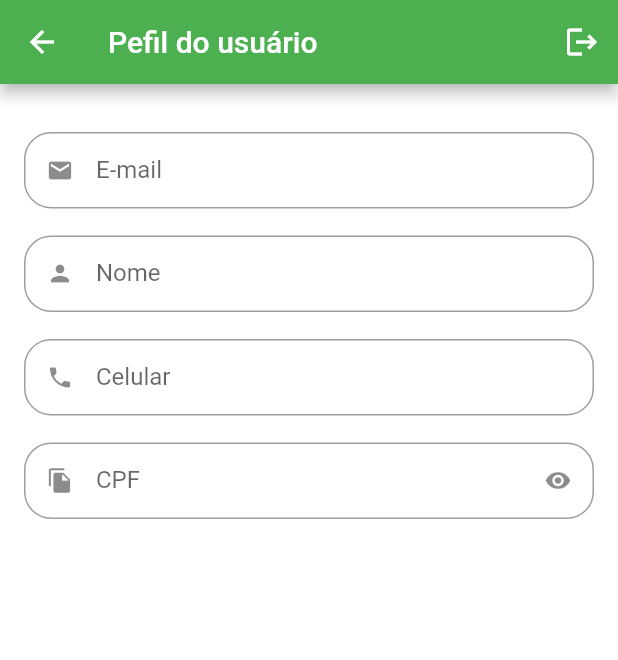
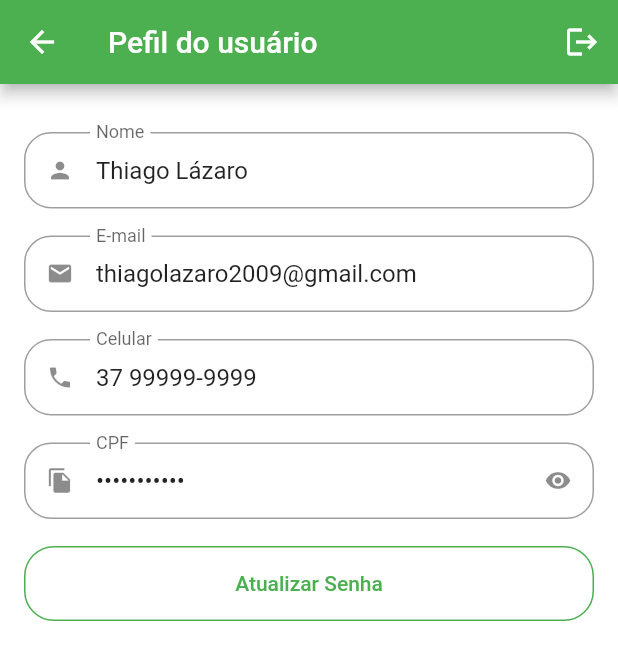
Before and after one commit to thiagolazaro/greengrocer-app-flutter, a Flutter app: the ProfileTab screen opened directly, on a phone screen of 412 x 824 dp. Shown: the top 660 px of the screen. Run offline on Flutter 3.47's test engine with Material 2 defaults, Android fonts, the phone set to English and light mode, and no system bars; our stand-ins replace animated_text_kit, badges, mask_text_input_formatter.

Commit message:
Iniciando os Campos com Dados

```diff
--- a/lib/src/config/app_data.dart
+++ b/lib/src/config/app_data.dart
@@ -90,9 +90,9 @@ List<CartItemModel> cartItems = [
 ];
 
 UserModel user = UserModel(
-  nome: 'Thiago Lázaro',
+  name: 'Thiago Lázaro',
   email: 'thiagolazaro2009@gmail.com',
-  celular: '37 99999-9999',
+  phone: '37 99999-9999',
   cpf: '99999999999',
-  senha: '',
+  password: '',
 );
--- a/lib/src/pages/common_widgets/custom_text_field.dart
+++ b/lib/src/pages/common_widgets/custom_text_field.dart
@@ -6,6 +6,8 @@ class CustomTextField extends StatefulWidget {
   final String label;
   final bool isSecret;
   final List<TextInputFormatter>? inputFormatters;
+  final String? initialValue;
+  final bool readOnly;
 
   const CustomTextField({
     Key? key,
@@ -13,6 +15,8 @@ class CustomTextField extends StatefulWidget {
     required this.label,
     this.isSecret = false,
     this.inputFormatters,
+    this.initialValue,
+    this.readOnly = false,
   }) : super(key: key);
 
   @override
@@ -24,7 +28,6 @@ class _CustomTextFieldState extends State<CustomTextField> {
 
   @override
   void initState() {
-    // TODO: implement initState
     super.initState();
 
     isObscure = widget.isSecret;
@@ -35,6 +38,8 @@ class _CustomTextFieldState extends State<CustomTextField> {
     return Padding(
       padding: const EdgeInsets.only(bottom: 18),
       child: TextFormField(
+        readOnly: widget.readOnly,
+        initialValue: widget.initialValue,
         inputFormatters: widget.inputFormatters,
         obscureText: isObscure,
         decoration: InputDecoration(
--- a/lib/src/pages/profile/profile_tab.dart
+++ b/lib/src/pages/profile/profile_tab.dart
@@ -1,5 +1,6 @@
 import 'package:flutter/material.dart';
 import 'package:greengrocer/src/pages/common_widgets/custom_text_field.dart';
+import 'package:greengrocer/src/config/app_data.dart' as appData;
 
 class ProfileTab extends StatelessWidget {
   const ProfileTab({Key? key}) : super(key: key);
@@ -23,33 +24,56 @@ class ProfileTab extends StatelessWidget {
       body: ListView(
         physics: const BouncingScrollPhysics(),
         padding: const EdgeInsets.fromLTRB(16, 32, 16, 16),
-        children: const [
+        children: [
+          // Nome
+          CustomTextField(
+            readOnly: true,
+            initialValue: appData.user.name,
+            icon: Icons.person,
+            label: 'Nome',
+          ),
+
           // E-mail
           CustomTextField(
+            readOnly: true,
+            initialValue: appData.user.email,
             icon: Icons.email,
             label: 'E-mail',
           ),
 
-          // Nome
-          CustomTextField(
-            icon: Icons.person,
-            label: 'Nome',
-          ),
-
           // Celular
           CustomTextField(
+            readOnly: true,
+            initialValue: appData.user.phone,
             icon: Icons.phone,
             label: 'Celular',
           ),
 
           // CPF
           CustomTextField(
+            readOnly: true,
+            initialValue: appData.user.cpf,
             icon: Icons.file_copy,
             label: 'CPF',
             isSecret: true,
           ),
 
           // Botão atualizar a senha
+          SizedBox(
+            height: 50,
+            child: OutlinedButton(
+              style: OutlinedButton.styleFrom(
+                side: const BorderSide(
+                  color: Colors.green,
+                ),
+                shape: RoundedRectangleBorder(
+                  borderRadius: BorderRadius.circular(20),
+                ),
+              ),
+              onPressed: () {},
+              child: const Text('Atualizar Senha'),
+            ),
+          ),
         ],
       ),
     );
```
Also changed, not shown: lib/src/models/user_model.dart (+6 -6 lines).
